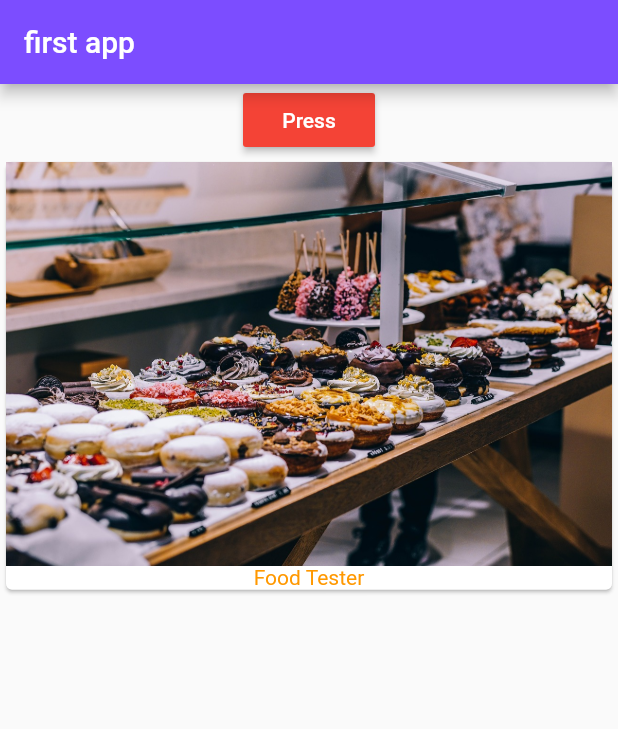
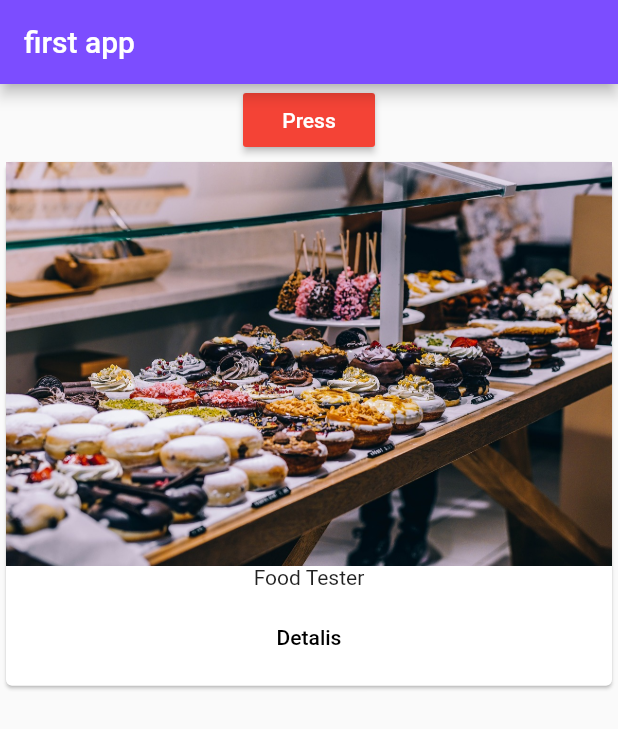
Before and after one commit to annamusayelyan/navigation, a Flutter app: the screen it shows after launch, on a phone screen of 412 x 824 dp. Shown: the top 729 px of the screen. Run offline on Flutter 3.47's test engine with Material 2 defaults, Android fonts, the phone set to English and light mode, and no system bars.

```diff
--- a/lib/main.dart
+++ b/lib/main.dart
@@ -1,5 +1,6 @@
 import 'package:flutter/material.dart';
 import 'package:icone_1/products_manager.dart';
+import 'package:icone_1/pages/home.dart';
 
 main() {
   runApp(MyApp());
@@ -17,12 +18,8 @@ class _MyAppState extends State<MyApp> {
 
   build(context) {
     return MaterialApp(
-      home: Scaffold(
-        appBar: AppBar(
-          title: Text('first app'),
-          backgroundColor: Colors.deepPurpleAccent,
-        ),
-        body: ProductsManager('Food Tester')));
+      home:HomePage()
 
-  }
+    );}
+
 }
--- /dev/null
+++ b/lib/pages/home.dart
@@ -0,0 +1,15 @@
+import 'package:flutter/material.dart';
+import 'package:icone_1/products_manager.dart';
+
+class HomePage extends StatelessWidget {
+  @override
+  Widget build(BuildContext context) {
+    return
+    Scaffold(
+        appBar: AppBar(
+          title: Text('first app'),
+          backgroundColor: Colors.deepPurpleAccent,
+        ),
+        body: ProductsManager('Food Tester'));
+  }
+}
--- a/lib/products.dart
+++ b/lib/products.dart
@@ -1,4 +1,5 @@
 import 'package:flutter/material.dart';
+import 'package:icone_1/pages/product.dart';
 
 class Products extends StatelessWidget {
  final  List<String> products;
@@ -14,9 +15,24 @@ class Products extends StatelessWidget {
         children: <Widget>[
           Image.asset('assets/food.jpg'),
           Text(
-            products[index],
-            style: TextStyle(color: Colors.orange),
+            products[index]),
+          ButtonBar(
+            alignment: MainAxisAlignment.center,
+            children: <Widget>[
+              FlatButton(
+                child: Text('Detalis'),
+                onPressed: (){
+                  Navigator.push(
+                    context,
+                    MaterialPageRoute(builder: (context) => ProductPage()),
+                  );
+              }
+              )
+            ],
           )
+
+
+
         ],
       ),
     );
```
Also changed, not shown: lib/pages/product.dart (added, +18 -0 lines).
